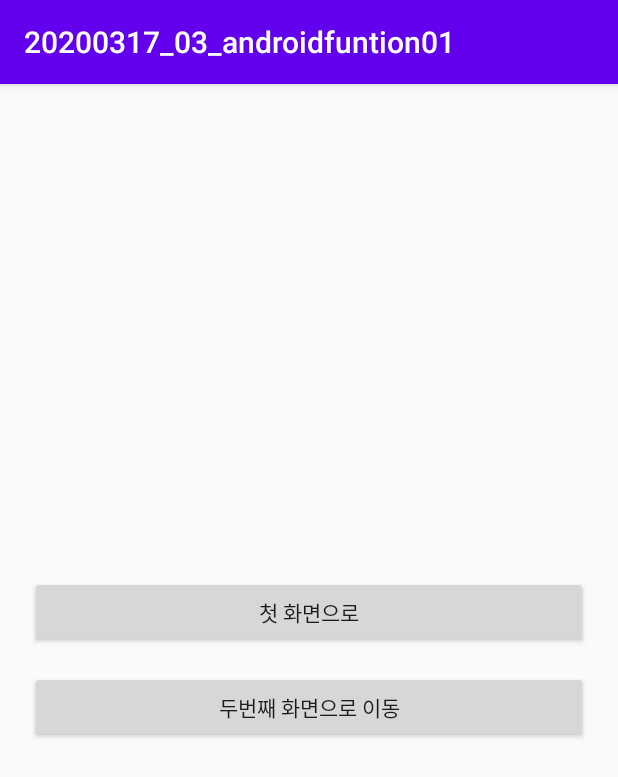
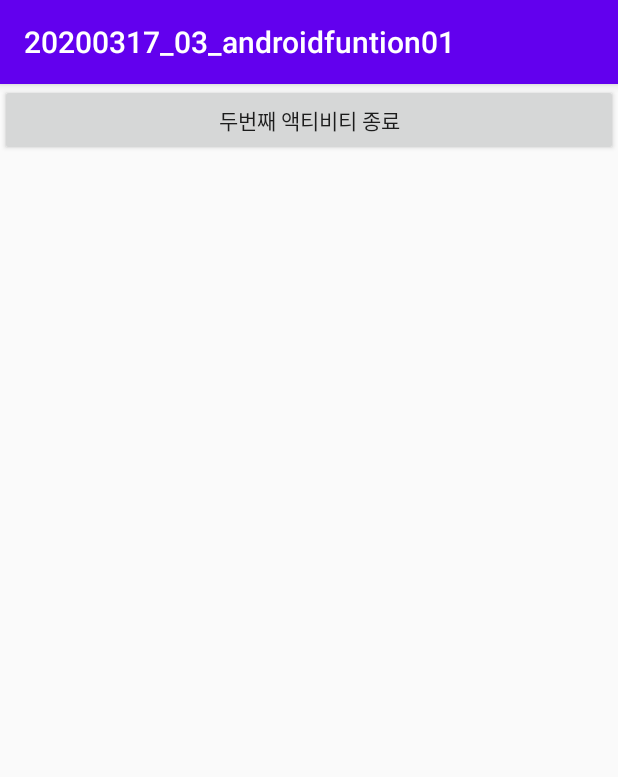
Before and after one commit to kws970609/20200317_03_androidfuntion01, an Android app: the screen it shows after launch (MainActivity before the commit, SecondActivity after it), after a tap on "두번째 화면으로 이동", on a phone screen of 412 x 824 dp. Shown: the top 777 px of the screen. Run offline under Robolectric (Android 15) with nearby library versions, the phone set to English and light mode, and no system bars; our stand-ins replace data binding; 2 statements that could not run were skipped.

```diff
--- a/app/src/main/AndroidManifest.xml
+++ b/app/src/main/AndroidManifest.xml
@@ -9,7 +9,8 @@
         android:roundIcon="@mipmap/ic_launcher_round"
         android:supportsRtl="true"
         android:theme="@style/AppTheme">
-        <activity android:name=".FirstActivity"></activity>
+        <activity android:name=".SecondActivity"></activity>
+        <activity android:name=".FirstActivity" />
         <activity android:name=".MainActivity">
             <intent-filter>
                 <action android:name="android.intent.action.MAIN" />
--- a/app/src/main/java/kr/co/tjoeun/a20200317_03_androidfuntion01/MainActivity.java
+++ b/app/src/main/java/kr/co/tjoeun/a20200317_03_androidfuntion01/MainActivity.java
@@ -3,6 +3,7 @@ package kr.co.tjoeun.a20200317_03_androidfuntion01;
 import androidx.appcompat.app.AppCompatActivity;
 import androidx.databinding.DataBindingUtil;
 
+import android.content.Intent;
 import android.os.Bundle;
 import android.view.View;
 
@@ -21,13 +22,22 @@ public class MainActivity extends AppCompatActivity {
            @Override
            public void onClick(View v) {
 
+//               FirstActivity로 이동하자!
+               Intent intent = new Intent(MainActivity.this, FirstActivity.class);
+               startActivity(intent);
+
+
 
            }
        });
 
-       binding.goToSecondBtn.setOnClickListener(new View.OnClickListener() {
-           @Override
+                   binding.goToSecondBtn.setOnClickListener(new View.OnClickListener() {
+               @Override
            public void onClick(View v) {
+
+//               SecondActivity로 이동하자
+                   Intent intent = new Intent(MainActivity.this, SecondActivity.class);
+                   startActivity(intent);
 
            }
        });
--- /dev/null
+++ b/app/src/main/java/kr/co/tjoeun/a20200317_03_androidfuntion01/SecondActivity.java
@@ -0,0 +1,25 @@
+package kr.co.tjoeun.a20200317_03_androidfuntion01;
+
+import androidx.appcompat.app.AppCompatActivity;
+import androidx.databinding.DataBindingUtil;
+
+import android.os.Bundle;
+
+import kr.co.tjoeun.a20200317_03_androidfuntion01.databinding.ActivityFirstBinding;
+import kr.co.tjoeun.a20200317_03_androidfuntion01.databinding.ActivityMainBinding;
+import kr.co.tjoeun.a20200317_03_androidfuntion01.databinding.ActivitySecondBinding;
+
+public class SecondActivity extends AppCompatActivity {
+
+    ActivityMainBinding binding = null;
+
+    @Override
+    protected void onCreate(Bundle savedInstanceState) {
+        super.onCreate(savedInstanceState);
+        binding = DataBindingUtil.setContentView(this, R.layout.activity_second);
+
+        binding.sec
+
+
+    }
+}
--- /dev/null
+++ b/app/src/main/res/layout/activity_second.xml
@@ -0,0 +1,18 @@
+<?xml version="1.0" encoding="utf-8"?>
+<layout>
+    <LinearLayout xmlns:android="http://schemas.android.com/apk/res/android"
+        xmlns:app="http://schemas.android.com/apk/res-auto"
+        xmlns:tools="http://schemas.android.com/tools"
+        android:layout_width="match_parent"
+        android:layout_height="match_parent"
+        tools:context=".SecondActivity">
+
+        <Button
+            android:id="@+id/finishSecondBtn"
+            android:layout_width="match_parent"
+            android:layout_height="wrap_content"
+            android:text="두번째 액티비티 종료"/>
+
+    </LinearLayout>
+
+</layout>
```
